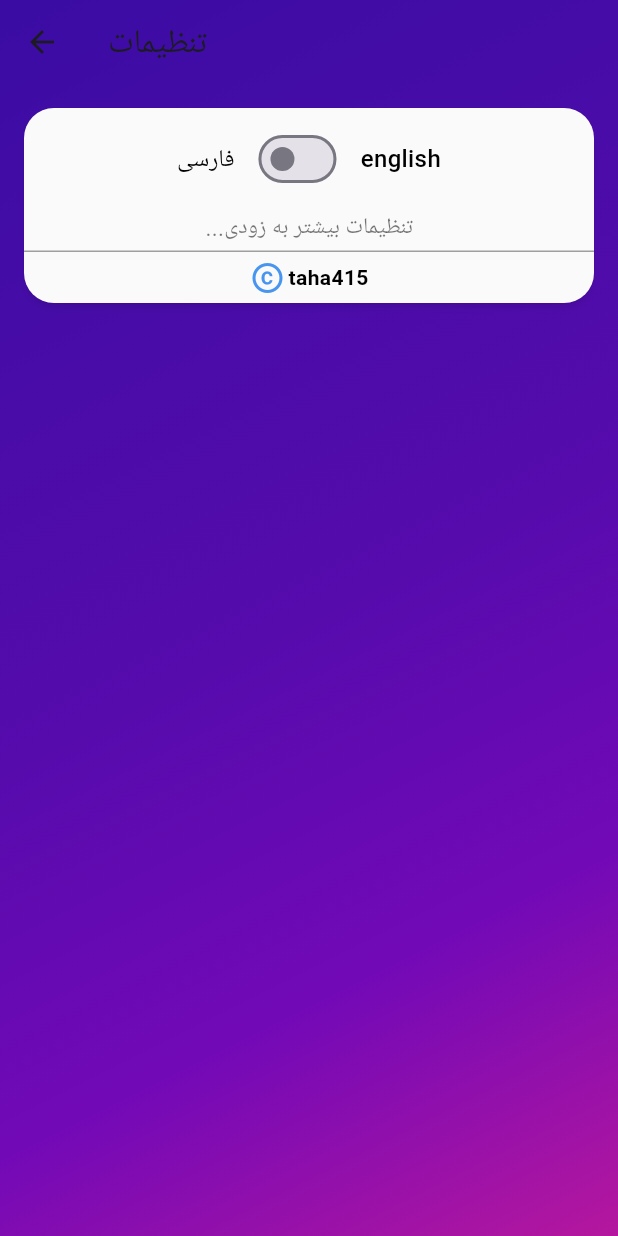
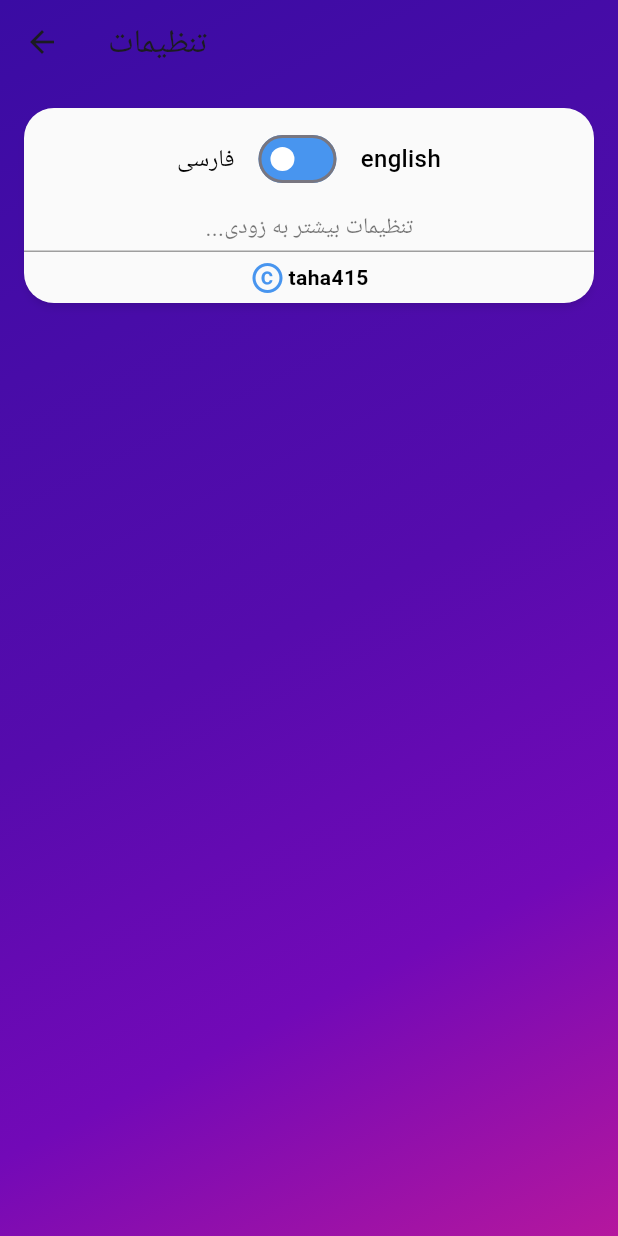
Before and after one commit to robogamer9849/flutter-the-mind, a Flutter app: the SettingsScreen screen opened directly, on a phone screen of 412 x 824 dp. Run offline on Flutter 3.47's test engine with Material 3 defaults, Android fonts, the phone set to English and light mode, and no system bars; Roboto replaces fonts that are missing (Poppins); project files that could hold a hidden picture were left out.

Commit message:
the switch looks better

```diff
--- a/lib/settings.dart
+++ b/lib/settings.dart
@@ -69,8 +69,13 @@ class _SettingsScreenState extends State<SettingsScreen> {
                       ),
                       Padding(
                         padding: const EdgeInsets.symmetric(horizontal: 12),
-                        child: Switch(
+                        child:
+                        Switch(
                           value: isEn,
+                          activeTrackColor: blue,
+                          inactiveTrackColor: blue,
+                          activeColor: Colors.white,
+                          inactiveThumbColor: Colors.white,
                           onChanged: (bool value) {
                             setState(() {
                               isEn = !isEn;
```
